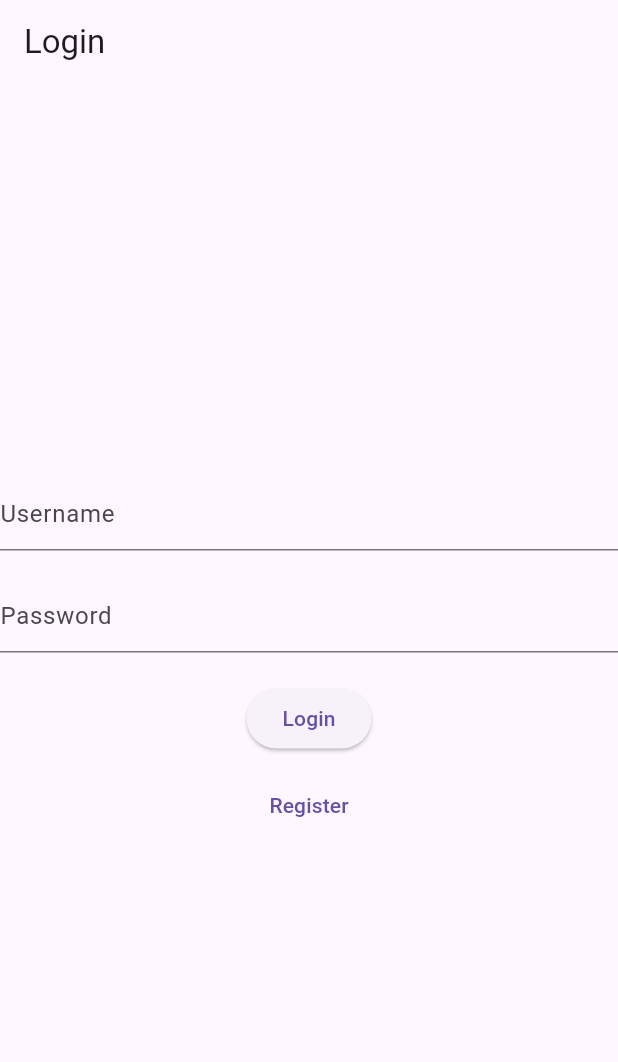
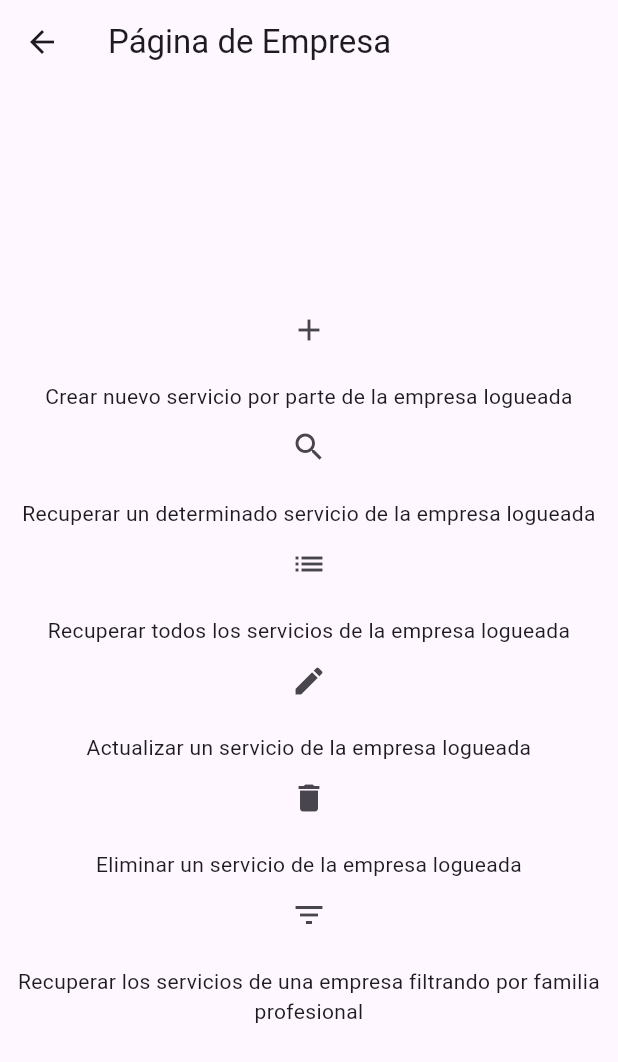
Before and after one commit to JuanJosePinero/Spring_UD4_API_Grupo1, a Flutter app: the screen it shows after launch, after a tap on "Login", on a phone screen of 412 x 824 dp. Shown: the top 1062 px of the screen. Run offline on Flutter 3.47's test engine with Material 3 defaults, Android fonts, the phone set to English and light mode, and no system bars.

Commit message:
Added more viasual pages

```diff
--- a/lib/access/login.dart
+++ b/lib/access/login.dart
@@ -1,12 +1,14 @@
 import 'package:flutter/material.dart';
 import 'package:spring_ud4_grupo1_app/access/register.dart';
+import 'package:spring_ud4_grupo1_app/business/businessView.dart';
+import 'package:spring_ud4_grupo1_app/student/studentView.dart';
 
 class LoginPage extends StatelessWidget {
   @override
   Widget build(BuildContext context) {
     return Scaffold(
       appBar: AppBar(
-        title: const Text('Login'),
+        title: const Text('Spring API App'),
       ),
       body: Center(
         child: Column(
@@ -26,7 +28,12 @@ class LoginPage extends StatelessWidget {
             ),
             const SizedBox(height: 20),
             ElevatedButton(
-              onPressed: () {},
+              onPressed: () {
+                Navigator.push(
+                  context,
+                  MaterialPageRoute(builder: (context) => BusinessView()),
+                );
+              },
               child: const Text('Login'),
             ),
             const SizedBox(height: 10),
--- /dev/null
+++ b/lib/business/businessView.dart
@@ -0,0 +1,55 @@
+import 'package:flutter/material.dart';
+
+class BusinessView extends StatelessWidget {
+  @override
+  Widget build(BuildContext context) {
+    return Scaffold(
+      appBar: AppBar(
+        title: Text('Página de Empresa'),
+      ),
+      body: Center(
+        child: Column(
+          mainAxisAlignment: MainAxisAlignment.center,
+          children: [
+            _buildButtonWithIconAndText(
+                Icons.add,
+                'Crear nuevo servicio por parte de la empresa logueada'),
+            _buildButtonWithIconAndText(
+                Icons.search,
+                'Recuperar un determinado servicio de la empresa logueada'),
+            _buildButtonWithIconAndText(
+                Icons.list,
+                'Recuperar todos los servicios de la empresa logueada'),
+            _buildButtonWithIconAndText(
+                Icons.edit,
+                'Actualizar un servicio de la empresa logueada'),
+            _buildButtonWithIconAndText(
+                Icons.delete,
+                'Eliminar un servicio de la empresa logueada'),
+            _buildButtonWithIconAndText(
+                Icons.filter_list,
+                'Recuperar los servicios de una empresa filtrando por familia profesional'),
+          ],
+        ),
+      ),
+    );
+  }
+
+  Widget _buildButtonWithIconAndText(IconData icon, String text) {
+    return Column(
+      children: [
+        IconButton(
+          icon: Icon(icon),
+          onPressed: () {
+            // Implementar la funcionalidad asociada a cada botón
+          },
+        ),
+        SizedBox(height: 10),
+        Text(
+          text,
+          textAlign: TextAlign.center,
+        ),
+      ],
+    );
+  }
+}
--- a/lib/main.dart
+++ b/lib/main.dart
@@ -12,6 +12,7 @@ class MyApp extends StatelessWidget {
         primarySwatch: Colors.blue,
         visualDensity: VisualDensity.adaptivePlatformDensity,
       ),
+      debugShowCheckedModeBanner: false,
       home: LoginPage(),
     );
   }
```
Also changed, not shown: lib/student/studentView.dart (added, +46 -0 lines).
